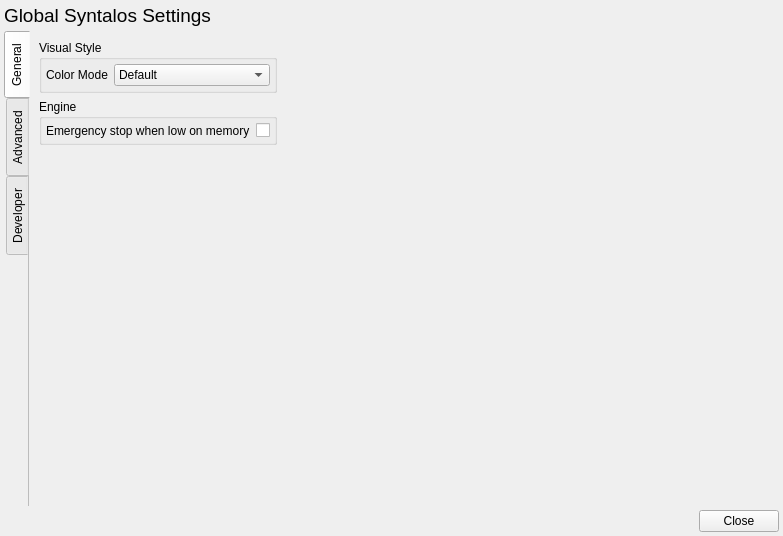
First picture: the form in src/globalconfigdialog.ui, repository syntalos/syntalos, before the edit.
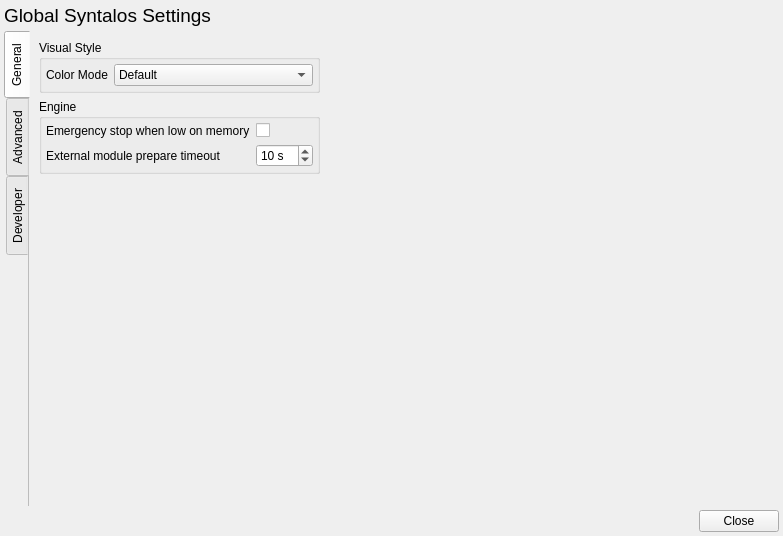
Second picture: the form after the edit. Icons and pictures are not drawn.

Commit message: config: Implement configurable global external module timeout

What changed in the file:
```diff
--- a/src/globalconfigdialog.ui
+++ b/src/globalconfigdialog.ui
@@ -163,6 +163,32 @@
                <item row="0" column="1">
                 <widget class="QCheckBox" name="cbEmergencyOOMStop"/>
                </item>
+               <item row="1" column="0">
+                <widget class="QLabel" name="externalModulePrepareTimeoutLabel">
+                 <property name="text">
+                  <string>External module prepare timeout</string>
+                 </property>
+                </widget>
+               </item>
+               <item row="1" column="1">
+                <widget class="QSpinBox" name="externalModulePrepareTimeoutSpinBox">
+                 <property name="toolTip">
+                  <string>&lt;html&gt;&lt;head/&gt;&lt;body&gt;&lt;p&gt;Maximum time Syntalos waits for external modules, including Python modules, to finish preparing and report the ready state.&lt;/p&gt;&lt;/body&gt;&lt;/html&gt;</string>
+                 </property>
+                 <property name="suffix">
+                  <string> s</string>
+                 </property>
+                 <property name="minimum">
+                  <number>1</number>
+                 </property>
+                 <property name="maximum">
+                  <number>600</number>
+                 </property>
+                 <property name="value">
+                  <number>10</number>
+                 </property>
+                </widget>
+               </item>
               </layout>
              </item>
             </layout>
```
The commit also changes 5 other files.
